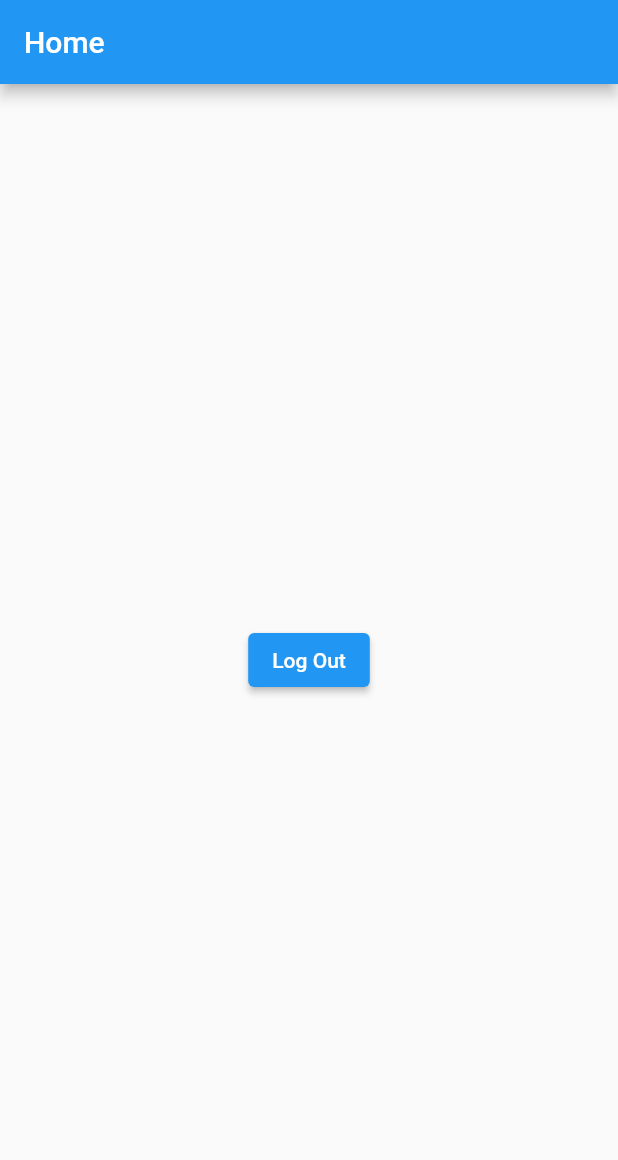
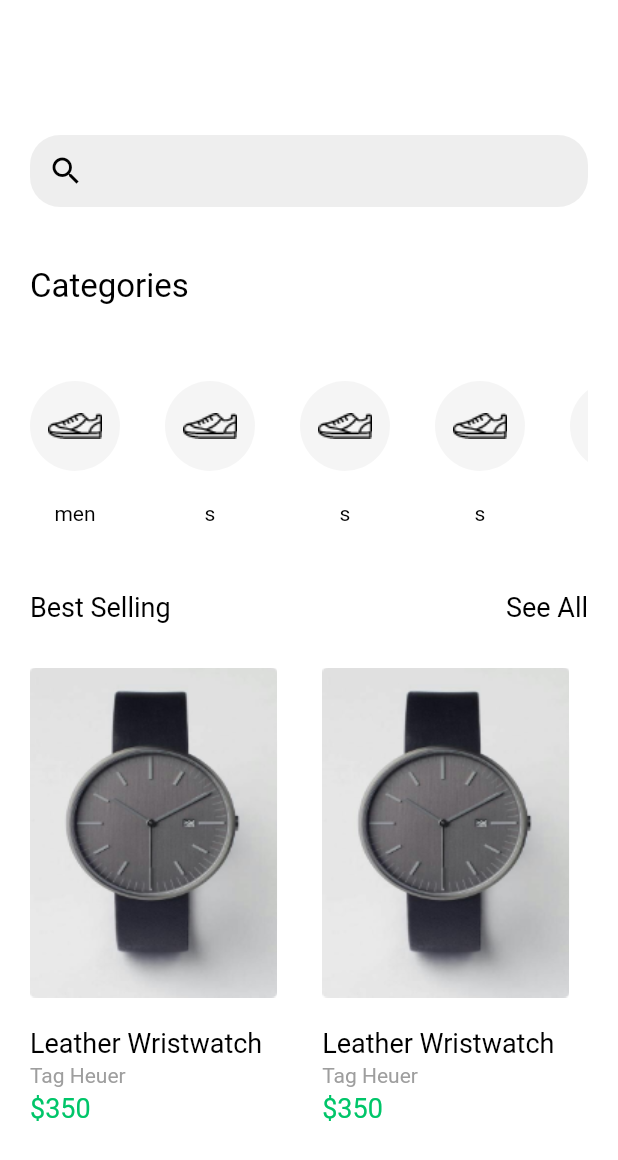
Before and after one commit to Nahed2000/E-Commerce, a Flutter app: the screen it shows once a user with an empty profile is signed in, on a phone screen of 412 x 824 dp. Shown: the top 1160 px of the screen. Run offline on Flutter 3.47's test engine with Material 2 defaults, Android fonts, the phone set to English and light mode, and no system bars; our stand-ins replace cloud_firestore, firebase_auth, firebase_core, get, google_sign_in; missing offline and left inert: flutter_login_facebook; accounts and stored records are empty.

Commit message:
commit home ui

```diff
--- /dev/null
+++ b/lib/core/service/firestore_user.dart
@@ -0,0 +1,13 @@
+import 'package:cloud_firestore/cloud_firestore.dart';
+import 'package:ecommerce/model/user_model.dart';
+
+class FireStoreUser {
+  final CollectionReference collectionReference =
+      FirebaseFirestore.instance.collection('User');
+
+  Future<void> addUserToFireStore({required UserModel userModel}) async {
+    return await collectionReference
+        .doc(userModel.userId)
+        .set(userModel.toJson());
+  }
+}
--- a/lib/core/view_model/auth_model.dart
+++ b/lib/core/view_model/auth_model.dart
@@ -50,7 +50,10 @@ class AuthViewModel extends GetxController {
       accessToken: googleSignInAuthentication.accessToken,
       idToken: googleSignInAuthentication.idToken,
     );
-    await _firebaseAuth.signInWithCredential(credential);
+    await _firebaseAuth.signInWithCredential(credential).then((user) async {
+      saveUser(user);
+      Get.offAll(const HomeScreen());
+    });
   }
 
   Future<void> facebookSignInMethode() async {
@@ -60,7 +63,9 @@ class AuthViewModel extends GetxController {
     if (result.status == FacebookLoginStatus.success) {
       final AuthCredential credential =
           FacebookAuthProvider.credential(accessToken);
-      await _firebaseAuth.signInWithCredential(credential);
+      await _firebaseAuth.signInWithCredential(credential).then((user) async{
+saveUser(user);
+      });
     }
   }
 
@@ -84,14 +89,8 @@ class AuthViewModel extends GetxController {
       await _firebaseAuth
           .createUserWithEmailAndPassword(
               email: email ?? 'test', password: password ?? 'test')
-          .then((user)async {
-        UserModel userModel = UserModel(
-          userId: user.user!.uid,
-          email: user.user!.email,
-          name: nameUser,
-          pic: '',
-        );
-        await FireStoreUser().addToFireStore(userModel);
+          .then((user) async {
+       saveUser(user);
       });
       Get.offAll(const HomeScreen());
       print('register in success');
@@ -103,4 +102,14 @@ class AuthViewModel extends GetxController {
           backgroundColor: Colors.red);
     }
   }
+  void saveUser(UserCredential user)async{
+    await FireStoreUser().addToFireStore(
+      UserModel(
+        userId: user.user!.uid,
+        email: user.user!.email,
+        name: nameUser ?? user.user!.displayName,
+        pic: '',
+      ),
+    );
+  }
 }
--- a/lib/service/firesrore_user.dart
+++ b/lib/service/firesrore_user.dart
@@ -6,7 +6,7 @@ class FireStoreUser {
       FirebaseFirestore.instance.collection('Users');
 
   Future<void> addToFireStore(UserModel userModel) async {
-    return userCollectionRef.doc(userModel.userId).set(userModel.toJson());
+    return await  userCollectionRef.doc(userModel.userId).set(userModel.toJson());
   }
 
 }
--- a/lib/view/home_screen.dart
+++ b/lib/view/home_screen.dart
@@ -1,4 +1,6 @@
+import 'package:ecommerce/constance.dart';
 import 'package:ecommerce/view/auth/login_screen.dart';
+import 'package:ecommerce/view/widget/custome_text.dart';
 import 'package:firebase_auth/firebase_auth.dart';
 import 'package:flutter/material.dart';
 import 'package:get/get.dart';
@@ -12,22 +14,128 @@ class HomeScreen extends StatefulWidget {
 
 class _HomeScreenState extends State<HomeScreen> {
   final FirebaseAuth _auth = FirebaseAuth.instance;
+  List<String> names = [
+    'men',
+    's',
+    's',
+    's',
+    's',
+  ];
+
   @override
   Widget build(BuildContext context) {
     return Scaffold(
-      appBar: AppBar(
-        title: const Text('Home'),
-
+      backgroundColor: Colors.white,
+        body: Container(
+      padding: const EdgeInsetsDirectional.only(top: 90, start: 20, end: 20),
+      child: Column(
+        children: [
+          Container(
+            decoration: BoxDecoration(
+                borderRadius: BorderRadius.circular(20),
+                color: Colors.grey.shade200),
+            child: TextFormField(
+              decoration: const InputDecoration(
+                  prefixIcon: Icon(
+                    Icons.search,
+                    color: Colors.black,
+                  ),
+                  border: InputBorder.none),
+            ),
+          ),
+          const SizedBox(height: 40),
+          const CustomText(text: 'Categories', fontSize: 22),
+          const SizedBox(height: 50),
+          SizedBox(
+            height: 120,
+            child: ListView.separated(
+              scrollDirection: Axis.horizontal,
+              itemBuilder: (context, index) {
+                return Column(
+                  children: [
+                    Container(
+                      decoration: BoxDecoration(
+                          borderRadius: BorderRadius.circular(50),
+                          color: Colors.grey.shade100),
+                      height: 60,
+                      width: 60,
+                      child: Padding(
+                        padding: const EdgeInsets.all(8.0),
+                        child: Image.asset('assets/images/men.png'),
+                      ),
+                    ),
+                    const SizedBox(height: 20),
+                    CustomText(text: names[index], fontSize: 14)
+                  ],
+                );
+              },
+              separatorBuilder: (context, index) => const SizedBox(
+                width: 30,
+                child: Padding(
+                  padding: EdgeInsets.all(8.0),
+                ),
+              ),
+              itemCount: names.length,
+            ),
+          ),
+          const SizedBox(height: 20),
+          Row(
+            mainAxisAlignment: MainAxisAlignment.spaceBetween,
+            children: const [
+              CustomText(text: 'Best Selling ', fontSize: 18),
+              CustomText(text: 'See All', fontSize: 18)
+            ],
+          ),
+          const SizedBox(height: 30),
+          SizedBox(
+            height: 350,
+            child: ListView.separated(
+              scrollDirection: Axis.horizontal,
+              itemBuilder: (context, index) {
+                return SizedBox(
+                  width: MediaQuery.of(context).size.width * 0.4,
+                  child: Column(
+                    children: [
+                      Container(
+                        decoration: BoxDecoration(
+                            borderRadius: BorderRadius.circular(50),
+                            color: Colors.grey.shade100),
+                        child: SizedBox(
+                          height: 220,
+                          width: MediaQuery.of(context).size.width * 0.4,
+                          child: Image.asset(
+                            'assets/images/Image.png',
+                            fit: BoxFit.fill,
+                          ),
+                        ),
+                      ),
+                      const SizedBox(height: 20),
+                      const CustomText(
+                          text: 'Leather Wristwatch', fontSize: 18),
+                      const SizedBox(height: 3),
+                      const CustomText(
+                        text: 'Tag Heuer',
+                        fontSize: 14,
+                        color: Colors.grey,
+                      ),
+                      const SizedBox(height: 3),
+                      const CustomText(
+                          text: '\$350', fontSize: 18, color: primaryColor),
+                    ],
+                  ),
+                );
+              },
+              separatorBuilder: (context, index) => const SizedBox(
+                width: 30,
+                child: Padding(
+                  padding: EdgeInsets.all(8.0),
+                ),
+              ),
+              itemCount: names.length,
+            ),
+          ),
+        ],
       ),
-      body: Center(
-        child: ElevatedButton(
-          child: const Text('Log Out'),
-          onPressed: () {
-            _auth.signOut();
-            Get.offAll(LoginView());
-          },
-        ),
-      ),
-    );
+    ));
   }
 }
--- a/pubspec.yaml
+++ b/pubspec.yaml
@@ -65,6 +65,7 @@ flutter:
   # To add assets to your application, add an assets section, like this:
   assets:
     - assets/images/
+    - assets/images/men.png
   #   - images/a_dot_ham.jpeg
 
   # An image asset can refer to one or more resolution-specific "variants", see
```
Also changed, not shown: assets/images/Image.png (added), assets/images/men.png (added).
